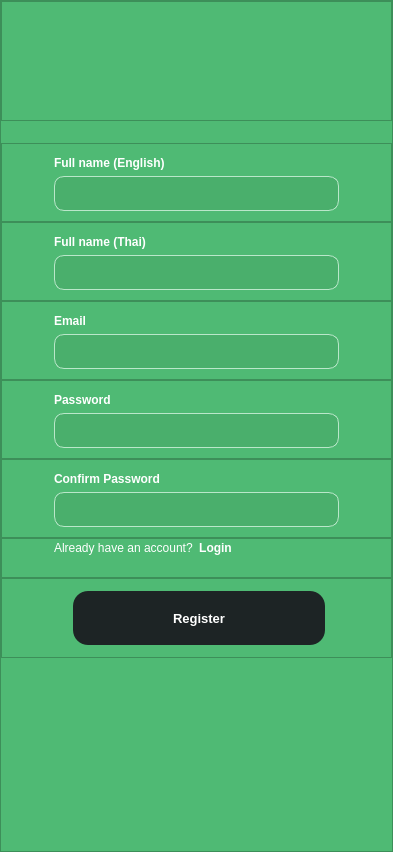
Kasitphoom/SmartWallet, file mainwindow.ui: the form before one commit.
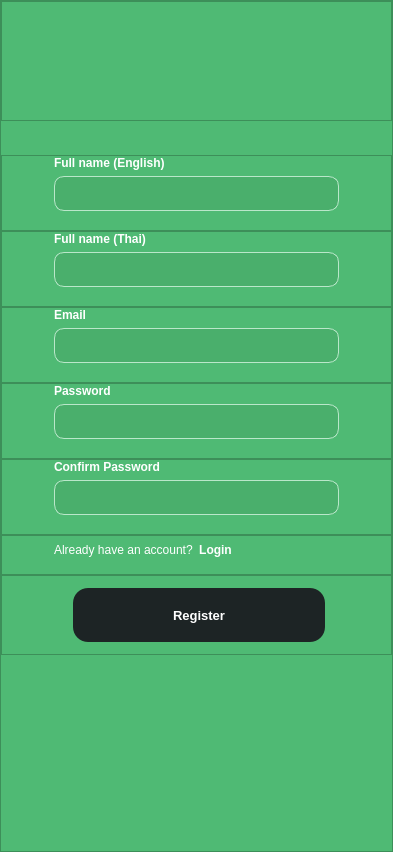
The form after the commit. The open tabs and pages were chosen to show the change. Icons and pictures are not drawn.

Commit message: add login/register error label

```diff
--- a/mainwindow.ui
+++ b/mainwindow.ui
@@ -3614,7 +3614,7 @@
              <property name="sizeHint" stdset="0">
               <size>
                <width>20</width>
-               <height>22</height>
+               <height>34</height>
               </size>
              </property>
             </spacer>
@@ -3647,13 +3647,13 @@
                <number>52</number>
               </property>
               <property name="topMargin">
-               <number>12</number>
+               <number>0</number>
               </property>
               <property name="rightMargin">
                <number>52</number>
               </property>
               <property name="bottomMargin">
-               <number>10</number>
+               <number>0</number>
               </property>
               <item>
                <widget class="QLabel" name="registerFullNameENLabel">
@@ -3713,6 +3713,22 @@
                 </property>
                </widget>
               </item>
+              <item>
+               <widget class="QLabel" name="registerFullNameENError">
+                <property name="font">
+                 <font>
+                  <pointsize>8</pointsize>
+                  <bold>false</bold>
+                 </font>
+                </property>
+                <property name="styleSheet">
+                 <string notr="true">color: rgb(255, 0, 0);</string>
+                </property>
+                <property name="text">
+                 <string/>
+                </property>
+               </widget>
+              </item>
              </layout>
             </widget>
            </item>
@@ -3744,13 +3760,13 @@
                <number>52</number>
               </property>
               <property name="topMargin">
-               <number>12</number>
+               <number>0</number>
               </property>
               <property name="rightMargin">
                <number>52</number>
               </property>
               <property name="bottomMargin">
-               <number>10</number>
+               <number>0</number>
               </property>
               <item>
                <widget class="QLabel" name="registerFullNameTHLabel">
@@ -3807,6 +3823,22 @@
                 </property>
                </widget>
               </item>
+              <item>
+               <widget class="QLabel" name="registerFullNameTHError">
+                <property name="font">
+                 <font>
+                  <pointsize>8</pointsize>
+                  <bold>false</bold>
+                 </font>
+                </property>
+                <property name="styleSheet">
+                 <string notr="true">color: rgb(255, 0, 0);</string>
+                </property>
+                <property name="text">
+                 <string/>
+                </property>
+               </widget>
+              </item>
              </layout>
             </widget>
            </item>
@@ -3838,13 +3870,13 @@
                <number>52</number>
               </property>
               <property name="topMargin">
-               <number>12</number>
+               <number>0</number>
               </property>
               <property name="rightMargin">
                <number>52</number>
               </property>
               <property name="bottomMargin">
-               <number>10</number>
+               <number>0</number>
               </property>
               <item>
                <widget class="QLabel" name="registerEmailLabel">
@@ -3901,6 +3933,22 @@
                 </property>
                </widget>
               </item>
+              <item>
+               <widget class="QLabel" name="registerEmailError">
+                <property name="font">
+                 <font>
+                  <pointsize>8</pointsize>
+                  <bold>false</bold>
+                 </font>
+                </property>
+                <property name="styleSheet">
+                 <string notr="true">color: rgb(255, 0, 0);</string>
+                </property>
+                <property name="text">
+                 <string/>
+                </property>
+               </widget>
+              </item>
              </layout>
             </widget>
            </item>
@@ -3932,13 +3980,13 @@
                <number>52</number>
               </property>
               <property name="topMargin">
-               <number>12</number>
+               <number>0</number>
               </property>
               <property name="rightMargin">
                <number>52</number>
               </property>
               <property name="bottomMargin">
-               <number>10</number>
+               <number>0</number>
               </property>
               <item>
                <widget class="QLabel" name="registerPasswordLabel">
@@ -3993,6 +4041,25 @@
 }
 </string>
                 </property>
+                <property name="echoMode">
+                 <enum>QLineEdit::Password</enum>
+                </property>
+               </widget>
+              </item>
+              <item>
+               <widget class="QLabel" name="registerPasswordError">
+                <property name="font">
+                 <font>
+                  <pointsize>8</pointsize>
+                  <bold>false</bold>
+                 </font>
+                </property>
+                <property name="styleSheet">
+                 <string notr="true">color: rgb(255, 0, 0);</string>
+                </property>
+                <property name="text">
+                 <string/>
+                </property>
                </widget>
               </item>
              </layout>
@@ -4026,13 +4093,13 @@
                <number>52</number>
               </property>
               <property name="topMargin">
-               <number>12</number>
+               <number>0</number>
               </property>
               <property name="rightMargin">
                <number>52</number>
               </property>
               <property name="bottomMargin">
-               <number>10</number>
+               <number>0</number>
               </property>
               <item>
                <widget class="QLabel" name="registerConfirmPasswordLabel">
@@ -4087,6 +4154,25 @@
 }
 </string>
                 </property>
+                <property name="echoMode">
+                 <enum>QLineEdit::Password</enum>
+                </property>
+               </widget>
+              </item>
+              <item>
+               <widget class="QLabel" name="registerConfirmPasswordError">
+                <property name="font">
+                 <font>
+                  <pointsize>8</pointsize>
+                  <bold>false</bold>
+                 </font>
+                </property>
+                <property name="styleSheet">
+                 <string notr="true">color: rgb(255, 0, 0);</string>
+                </property>
+                <property name="text">
+                 <string/>
+                </property>
                </widget>
               </item>
              </layout>
@@ -4126,7 +4212,7 @@
                <number>0</number>
               </property>
               <property name="bottomMargin">
-               <number>20</number>
+               <number>10</number>
               </property>
               <item>
                <widget class="QLabel" name="label_18">
```
Left out of the diff: 48 changed lines with no effect on the pictures.
